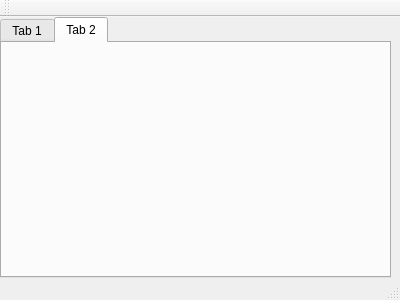
First picture: the form in tagger/win.ui, repository AdeebNqo/red-tagger, before the edit.
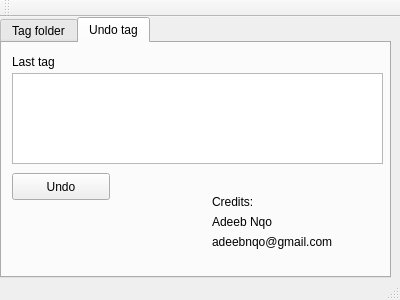
Second picture: the form after the edit. The open tabs and pages were chosen to show the change.

Commit message: need to create a stack of tags, so that undo can be easy

```diff
--- a/tagger/win.ui
+++ b/tagger/win.ui
@@ -28,7 +28,7 @@
     </property>
     <widget class="QWidget" name="tab">
      <attribute name="title">
-      <string>Tab 1</string>
+      <string>Tag folder</string>
      </attribute>
      <widget class="QWidget" name="verticalLayoutWidget_2">
       <property name="geometry">
@@ -104,8 +104,83 @@
     </widget>
     <widget class="QWidget" name="tab_2">
      <attribute name="title">
-      <string>Tab 2</string>
+      <string>Undo tag</string>
      </attribute>
+     <widget class="QLabel" name="label_3">
+      <property name="geometry">
+       <rect>
+        <x>210</x>
+        <y>150</y>
+        <width>66</width>
+        <height>17</height>
+       </rect>
+      </property>
+      <property name="text">
+       <string>Credits:</string>
+      </property>
+     </widget>
+     <widget class="QLabel" name="label_4">
+      <property name="geometry">
+       <rect>
+        <x>210</x>
+        <y>170</y>
+        <width>101</width>
+        <height>17</height>
+       </rect>
+      </property>
+      <property name="text">
+       <string>Adeeb Nqo</string>
+      </property>
+     </widget>
+     <widget class="QLabel" name="label_5">
+      <property name="geometry">
+       <rect>
+        <x>210</x>
+        <y>190</y>
+        <width>161</width>
+        <height>17</height>
+       </rect>
+      </property>
+      <property name="text">
+       <string>adeebnqo@gmail.com</string>
+      </property>
+     </widget>
+     <widget class="QPushButton" name="pushButton">
+      <property name="geometry">
+       <rect>
+        <x>10</x>
+        <y>130</y>
+        <width>98</width>
+        <height>27</height>
+       </rect>
+      </property>
+      <property name="text">
+       <string>Undo</string>
+      </property>
+     </widget>
+     <widget class="QTextBrowser" name="textBrowser">
+      <property name="geometry">
+       <rect>
+        <x>10</x>
+        <y>30</y>
+        <width>371</width>
+        <height>91</height>
+       </rect>
+      </property>
+     </widget>
+     <widget class="QLabel" name="label_6">
+      <property name="geometry">
+       <rect>
+        <x>10</x>
+        <y>10</y>
+        <width>66</width>
+        <height>17</height>
+       </rect>
+      </property>
+      <property name="text">
+       <string>Last tag</string>
+      </property>
+     </widget>
     </widget>
    </widget>
   </widget>
```
Left out of the diff: 19 changed lines with no effect on the pictures. The commit also changes 10 other files.
